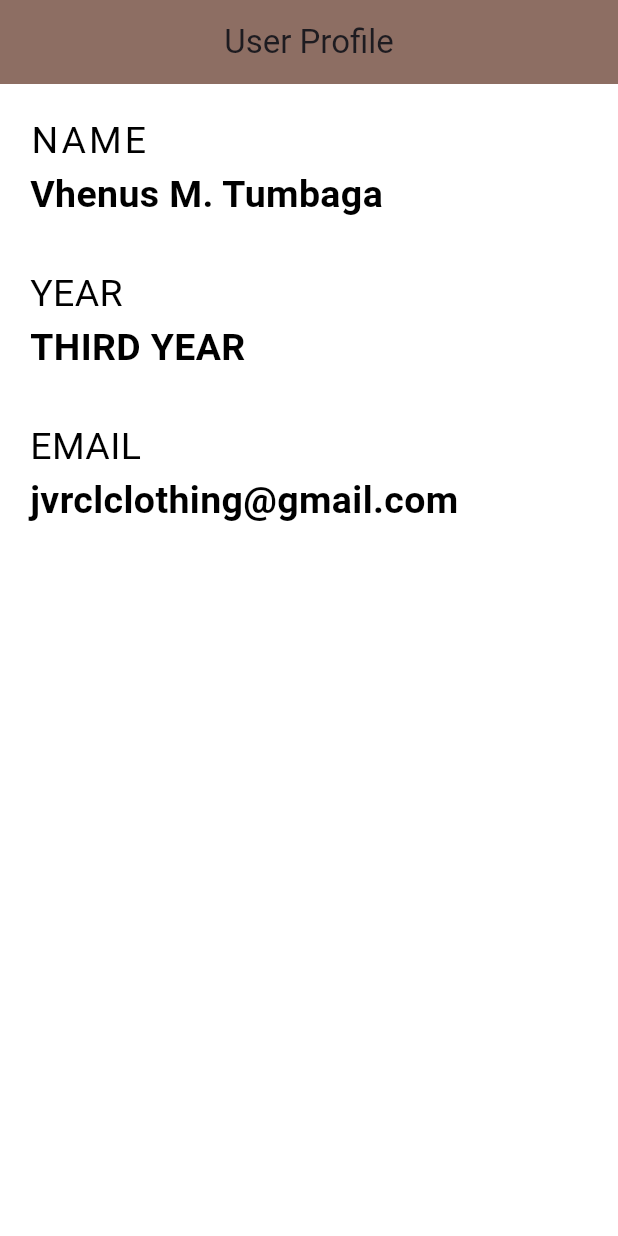
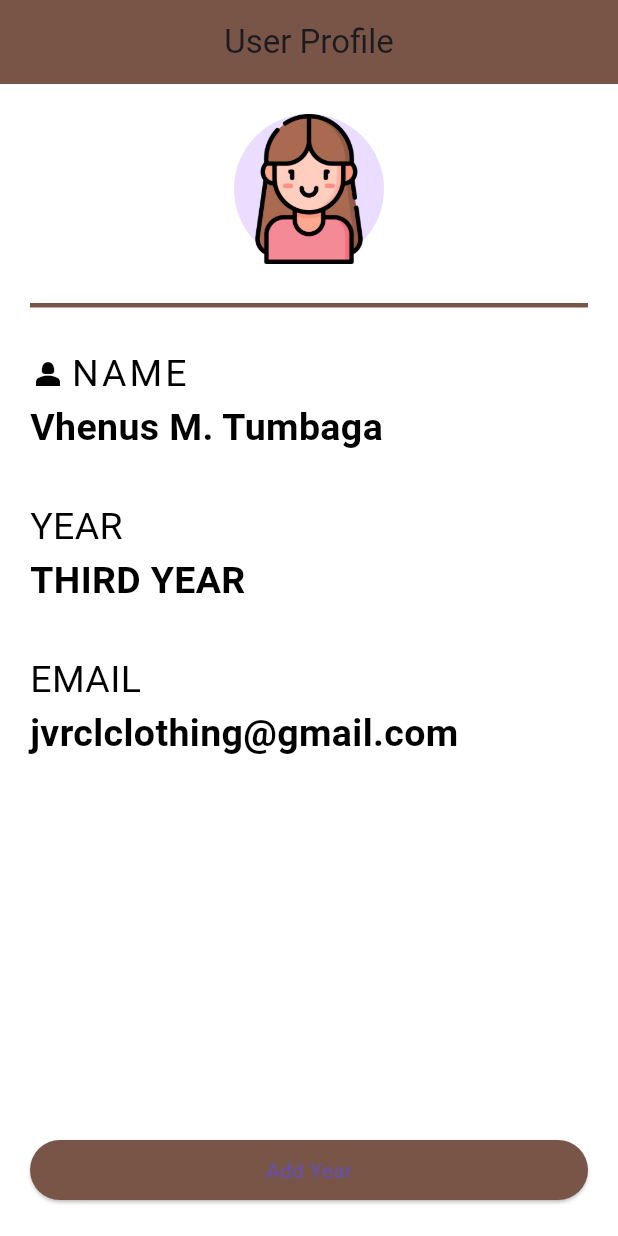
Before and after one commit to hatdoggggg/Front-Coffee-Vhen, a Flutter app: the screen it shows after launch, on a phone screen of 412 x 824 dp. Run offline on Flutter 3.47's test engine with Material 3 defaults, Android fonts, the phone set to English and light mode, and no system bars.

Commit message:
add profile pic and buttons

```diff
--- /dev/null
+++ b/lib/home.dart
@@ -0,0 +1,109 @@
+import 'package:flutter/material.dart';
+
+class Home extends StatelessWidget {
+  const Home({super.key});
+
+  @override
+  Widget build(BuildContext context) {
+    return Scaffold(
+      backgroundColor: Colors.white,
+      appBar: AppBar(
+        title: Text('User Profile'),
+        backgroundColor: Colors.brown,
+        centerTitle: true,
+      ),
+      body: Padding(
+        padding: EdgeInsets.all(20.0),
+        child: Column(
+          mainAxisAlignment: MainAxisAlignment.spaceBetween,
+          children: <Widget>[
+            Column(
+              crossAxisAlignment: CrossAxisAlignment.start,
+              children: <Widget>[
+                Center(
+                  child: CircleAvatar(
+                    child: Image.asset('assets/woman.png'),
+                    radius: 50.0,
+                  ),
+                ),
+                Divider(height: 55.0,
+                color: Colors.brown,
+                  thickness: 3.0,
+                ),
+                Row(
+                  children: [
+                    Icon(
+                        Icons.person_2,
+                      color: Colors.black,
+                    ),
+                    SizedBox(width: 3.0,),
+                    Text(
+                      'NAME',
+                      style: TextStyle(
+                        fontSize:25.0,
+                        color: Colors.black,
+                        letterSpacing: 2.0,
+                      ),
+                    ),
+                  ],
+                ),
+                Text(
+                  'Vhenus M. Tumbaga',
+                  style: TextStyle(
+                    fontWeight: FontWeight.bold,
+                    color: Colors.black,
+                    fontSize: 25.0,
+                  ),
+                ),
+                SizedBox(height: 30.0,),
+                Text(
+                  'YEAR',
+                  style: TextStyle(
+                    color: Colors.black,
+                    fontSize: 25.0,
+                  ),
+                ),
+                Text(
+                  'THIRD YEAR',
+                  style: TextStyle(
+                    fontWeight: FontWeight.bold,
+                    color: Colors.black,
+                    fontSize: 25.0,
+                  ),
+                ),
+                SizedBox(height: 30.0,),
+                Text(
+                  'EMAIL',
+                  style: TextStyle(
+                      color: Colors.black,
+                      fontSize: 25.0
+                  ),
+                ),
+                Text(
+                  'jvrclclothing@gmail.com',
+                  style: TextStyle(
+                      fontWeight: FontWeight.bold,
+                      color: Colors.black,
+                      fontSize: 25.0
+                  ),
+                ),
+              ],
+            ),
+            Column(
+              crossAxisAlignment: CrossAxisAlignment.stretch,
+              children: [
+                ElevatedButton(
+                    onPressed: (){},
+                    child: Text('Add Year'),
+                  style: ButtonStyle(
+                    backgroundColor: WidgetStateProperty.all(Colors.brown)
+                  ),
+                ),
+              ],
+            ),
+          ],
+        ),
+      ),
+    );
+  }
+}
--- a/lib/main.dart
+++ b/lib/main.dart
@@ -1,68 +1,6 @@
 import 'package:flutter/material.dart';
+import 'package:untitled/home.dart';
 
 void main() => runApp(MaterialApp(
-  home: Scaffold(
-    backgroundColor: Colors.white,
-    appBar: AppBar(
-      title: Text('User Profile'),
-      backgroundColor: Colors.brown[400],
-      centerTitle: true,
-    ),
-    body: Padding(
-      padding: EdgeInsets.all(20.0),
-      child: Column(
-        crossAxisAlignment: CrossAxisAlignment.start,
-        children: <Widget>[
-          Text(
-            'NAME',
-            style: TextStyle(
-              fontSize:25.0,
-              color: Colors.black,
-              letterSpacing: 2.0,
-            ),
-          ),
-          Text(
-            'Vhenus M. Tumbaga',
-            style: TextStyle(
-              fontWeight: FontWeight.bold,
-              color: Colors.black,
-              fontSize: 25.0,
-            ),
-          ),
-          SizedBox(height: 30.0,),
-          Text(
-            'YEAR',
-            style: TextStyle(
-              color: Colors.black,
-                fontSize: 25.0,
-            ),
-          ),
-          Text(
-            'THIRD YEAR',
-            style: TextStyle(
-              fontWeight: FontWeight.bold,
-              color: Colors.black,
-              fontSize: 25.0,
-            ),
-          ),
-          SizedBox(height: 30.0,),
-          Text(
-            'EMAIL',
-            style: TextStyle(
-              color: Colors.black,
-              fontSize: 25.0
-            ),
-          ),
-          Text(
-            'jvrclclothing@gmail.com',
-            style: TextStyle(
-              fontWeight: FontWeight.bold,
-              color: Colors.black,
-              fontSize: 25.0
-            ),
-          ),
-        ],
-      ),
-    ),
-  ),
+  home: Home(),
 ));
--- a/pubspec.yaml
+++ b/pubspec.yaml
@@ -59,8 +59,8 @@ flutter:
   uses-material-design: true
 
   # To add assets to your application, add an assets section, like this:
-  # assets:
-  #   - images/a_dot_burr.jpeg
+  assets:
+     - assets/
   #   - images/a_dot_ham.jpeg
 
   # An image asset can refer to one or more resolution-specific "variants", see
```
Also changed, not shown: assets/woman.png (added).
